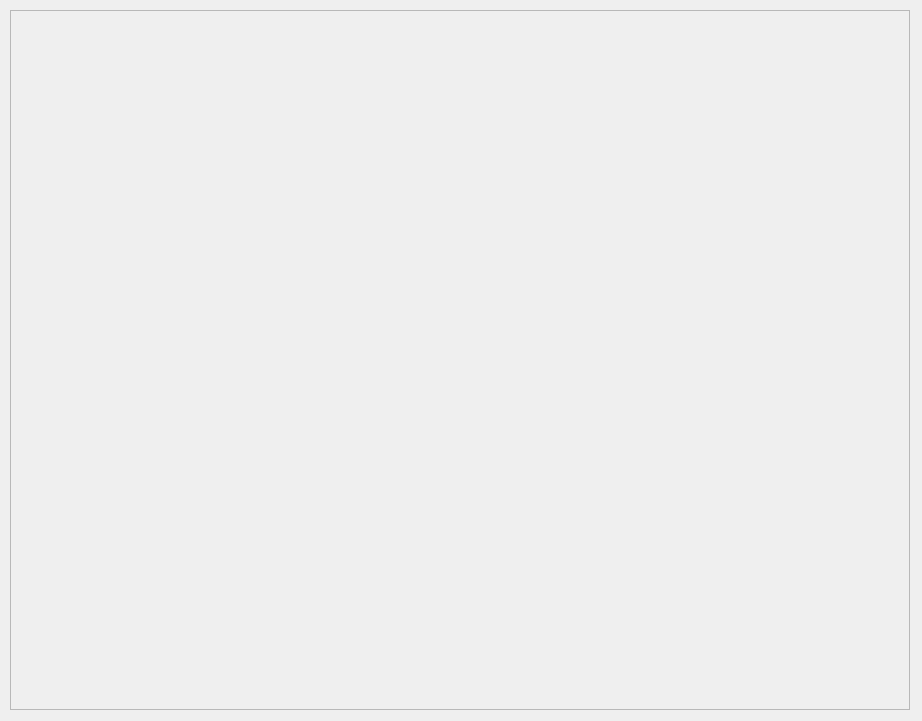
First picture: the form in Fronter/frame/form.ui, repository bchuh/StarWars-Companion, before the edit.
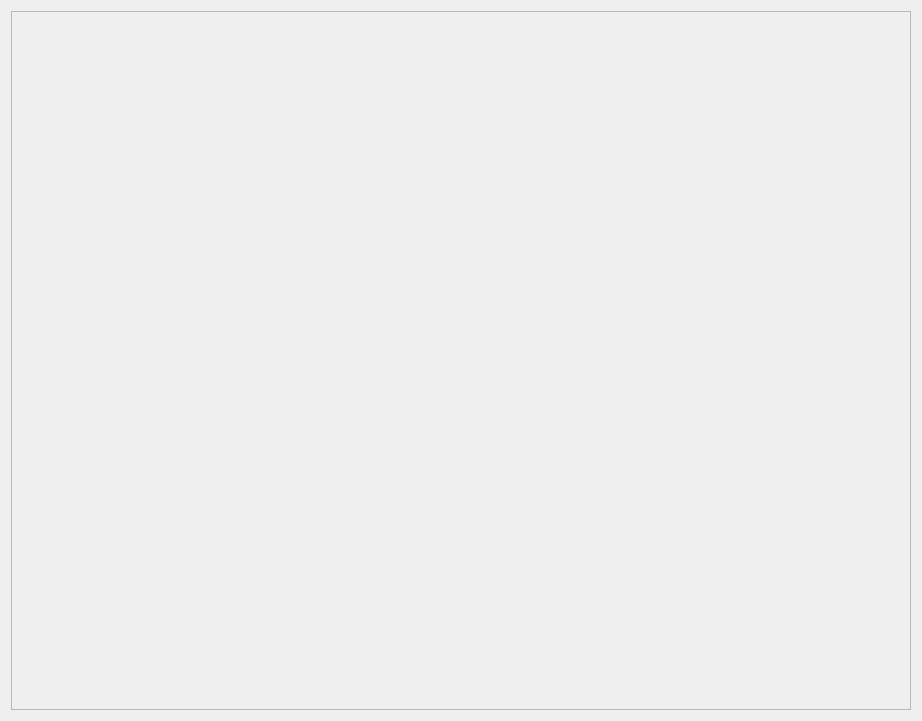
Second picture: the form after the edit.

Commit message: update subwidget & fix form zooming bug

Diff of the .ui file:
```diff
--- a/Fronter/frame/form.ui
+++ b/Fronter/frame/form.ui
@@ -10,20 +10,20 @@
     <height>721</height>
    </rect>
   </property>
+  <property name="sizePolicy">
+   <sizepolicy hsizetype="Preferred" vsizetype="Preferred">
+    <horstretch>0</horstretch>
+    <verstretch>0</verstretch>
+   </sizepolicy>
+  </property>
   <property name="windowTitle">
    <string>Form</string>
   </property>
+  <layout class="QGridLayout" name="gridLayout">
+   <item row="0" column="0">
   <widget class="QFrame" name="frame">
-   <property name="geometry">
-    <rect>
-     <x>10</x>
-     <y>10</y>
-     <width>900</width>
-     <height>700</height>
-    </rect>
-   </property>
    <property name="sizePolicy">
-    <sizepolicy hsizetype="Maximum" vsizetype="Maximum">
+      <sizepolicy hsizetype="Expanding" vsizetype="Expanding">
      <horstretch>0</horstretch>
      <verstretch>0</verstretch>
     </sizepolicy>
@@ -35,6 +35,8 @@
     <enum>QFrame::Raised</enum>
    </property>
   </widget>
+   </item>
+  </layout>
  </widget>
  <resources/>
  <connections/>
```
Lines whose indentation alone changed are shown as unchanged. The commit also changes 7 other files.
